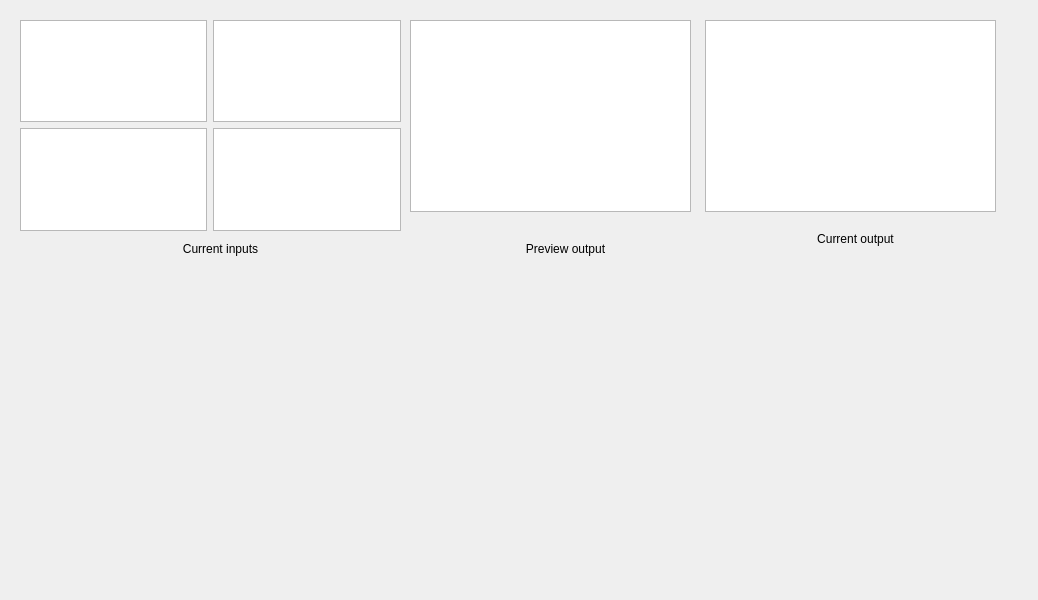
breizhcamp/nageru, file ui_mainwindow.ui: the form before one commit.
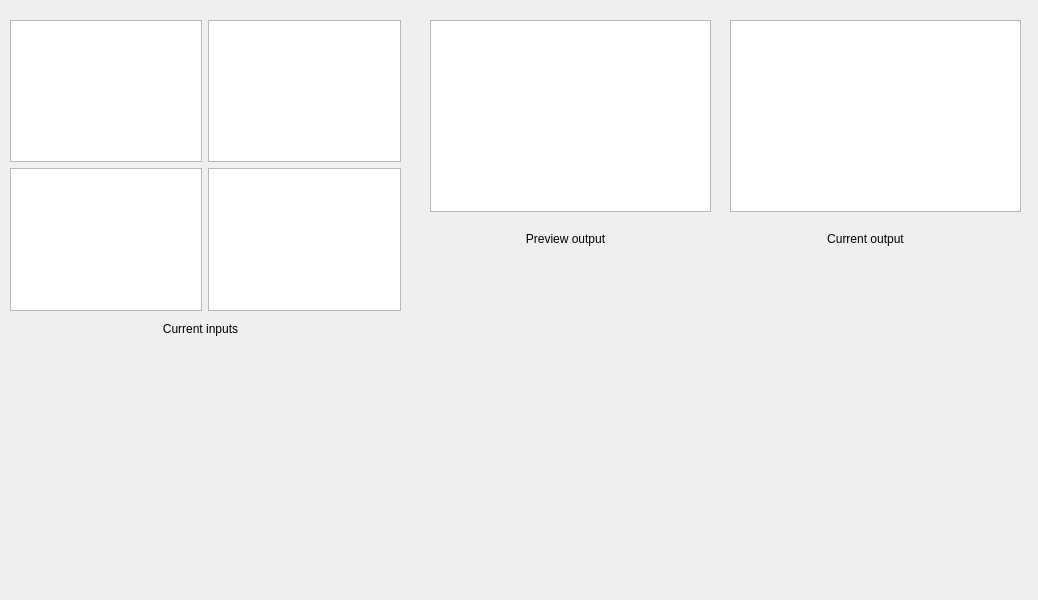
The form after the commit. Custom widgets are drawn as their Qt base class.

Commit message: Actually start showing JPEGs on the screen.

Diff of the .ui file:
```diff
--- a/ui_mainwindow.ui
+++ b/ui_mainwindow.ui
@@ -17,10 +17,10 @@
    <widget class="QWidget" name="gridLayoutWidget">
     <property name="geometry">
      <rect>
-      <x>20</x>
+      <x>10</x>
       <y>20</y>
-      <width>381</width>
-      <height>211</height>
+      <width>391</width>
+      <height>291</height>
      </rect>
     </property>
     <layout class="QGridLayout" name="gridLayout_2">
@@ -41,8 +41,8 @@
    <widget class="QLabel" name="label">
     <property name="geometry">
      <rect>
-      <x>90</x>
-      <y>240</y>
+      <x>70</x>
+      <y>320</y>
       <width>261</width>
       <height>17</height>
      </rect>
@@ -57,7 +57,7 @@
    <widget class="QGraphicsView" name="preview_display">
     <property name="geometry">
      <rect>
-      <x>410</x>
+      <x>430</x>
       <y>20</y>
       <width>281</width>
       <height>192</height>
@@ -67,7 +67,7 @@
    <widget class="QGraphicsView" name="live_display">
     <property name="geometry">
      <rect>
-      <x>705</x>
+      <x>730</x>
       <y>20</y>
       <width>291</width>
       <height>192</height>
@@ -78,7 +78,7 @@
     <property name="geometry">
      <rect>
       <x>470</x>
-      <y>240</y>
+      <y>230</y>
       <width>191</width>
       <height>17</height>
      </rect>
@@ -93,7 +93,7 @@
    <widget class="QLabel" name="label_3">
     <property name="geometry">
      <rect>
-      <x>760</x>
+      <x>770</x>
       <y>230</y>
       <width>191</width>
       <height>17</height>
@@ -108,6 +108,13 @@
    </widget>
   </widget>
  </widget>
+ <customwidgets>
+  <customwidget>
+   <class>JPEGFrameView</class>
+   <extends>QGraphicsView</extends>
+   <header>jpeg_frame_view.h</header>
+  </customwidget>
+ </customwidgets>
  <resources/>
  <connections/>
 </ui>
```
Left out of the diff: 8 changed lines with no effect on the pictures. The commit also changes 6 other files.
